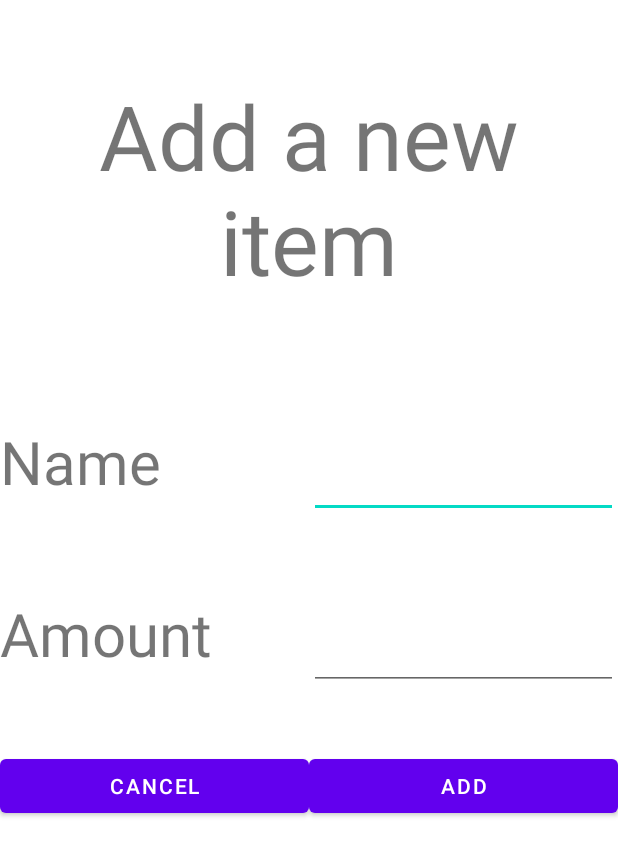
After one commit to eshinhw/GroceriesList, an Android app: the layout dialog_add_shopping_item.xml on its own in the app's theme, with its tools: preview values and no code run, on a phone screen of 412 x 824 dp. The commit adds this screen. Shown: the top 856 px of the screen. Run offline under Robolectric (Android 15) with nearby library versions, the phone set to English and light mode, and no system bars.

Commit message:
designed add item dialog

```diff
--- /dev/null
+++ b/app/src/main/java/com/eddieshin/shoppinglist/AddShoppingItemDialog.kt
@@ -0,0 +1,4 @@
+package com.eddieshin.shoppinglist
+
+class AddShoppingItemDialog {
+}
--- a/app/src/main/java/com/eddieshin/shoppinglist/ShoppingItemAdapter.kt
+++ b/app/src/main/java/com/eddieshin/shoppinglist/ShoppingItemAdapter.kt
@@ -26,8 +26,6 @@ class ShoppingItemAdapter(val context: Context, val items: List<ShoppingItem>) :
 
         val item = items[position]
 
-        val tvName = holder.itemView.tvName
-
         val tvName = holder.itemView.findViewById<TextView>(R.id.tvName)
         val tvAmount = holder.itemView.findViewById<TextView>(R.id.tvAmount)
 
--- /dev/null
+++ b/app/src/main/res/layout/dialog_add_shopping_item.xml
@@ -0,0 +1,94 @@
+<?xml version="1.0" encoding="utf-8"?>
+<LinearLayout xmlns:android="http://schemas.android.com/apk/res/android"
+    xmlns:tools="http://schemas.android.com/tools"
+    android:layout_width="match_parent"
+    android:layout_height="match_parent"
+    android:orientation="vertical">
+
+    <LinearLayout
+        android:layout_width="match_parent"
+        android:layout_height="wrap_content"
+        android:paddingBottom="50dp"
+        android:paddingTop="50dp"
+        >
+
+        <TextView
+            android:id="@+id/tvTitle"
+            android:layout_width="match_parent"
+            android:layout_height="wrap_content"
+            android:text="Add a new item"
+            android:textAlignment="center"
+            android:textSize="60sp"/>
+
+    </LinearLayout>
+
+    <LinearLayout
+        android:layout_width="match_parent"
+        android:layout_height="wrap_content"
+        android:orientation="horizontal"
+        android:paddingBottom="20dp"
+        android:paddingTop="20dp">
+
+        <TextView
+            android:id="@+id/tvName"
+            android:layout_width="0dp"
+            android:layout_height="wrap_content"
+            android:text="Name"
+            android:layout_weight="0.5"
+            android:textSize="40sp"/>
+
+        <EditText
+            android:id="@+id/etName"
+            android:layout_width="0dp"
+            android:layout_height="wrap_content"
+            android:layout_weight="0.5"
+            android:textSize="40sp"/>
+    </LinearLayout>
+
+    <LinearLayout
+        android:layout_width="match_parent"
+        android:layout_height="wrap_content"
+        android:orientation="horizontal"
+        android:paddingBottom="20dp"
+        android:paddingTop="20dp">
+
+        <TextView
+            android:id="@+id/tvAmount"
+            android:layout_width="0dp"
+            android:layout_height="wrap_content"
+            android:text="Amount"
+            android:layout_weight="0.5"
+            android:textSize="40sp"/>
+
+        <EditText
+            android:id="@+id/etAmount"
+            android:layout_width="0dp"
+            android:layout_height="wrap_content"
+            android:layout_weight="0.5"
+            android:textSize="40sp"/>
+
+    </LinearLayout>
+
+    <LinearLayout
+        android:layout_width="match_parent"
+        android:layout_height="wrap_content"
+        android:paddingBottom="20dp"
+        android:paddingTop="20dp">
+
+        <Button
+            android:id="@+id/btnCancel"
+            android:layout_width="0dp"
+            android:layout_height="wrap_content"
+            android:layout_weight="0.5"
+            android:text="CANCEL"/>
+        <Button
+            android:id="@+id/btnAdd"
+            android:layout_width="0dp"
+            android:layout_height="wrap_content"
+            android:layout_weight="0.5"
+            android:text="ADD"/>
+
+    </LinearLayout>
+
+
+</LinearLayout>
```
Also changed, not shown: app/src/main/java/com/eddieshin/shoppinglist/MainActivity.kt (+37 -5 lines), app/src/main/res/drawable-anydpi/ic_add.xml (added, +11 -0 lines), app/src/main/res/layout/activity_main.xml (+10 -0 lines), app/src/main/res/drawable-hdpi/ic_add.png (added), app/src/main/res/drawable-mdpi/ic_add.png (added), app/src/main/res/drawable-xhdpi/ic_add.png (added), app/src/main/res/drawable-xxhdpi/ic_add.png (added).
